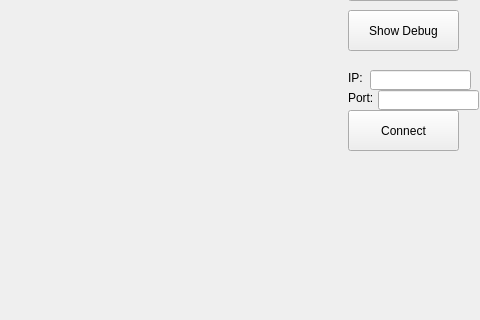
First picture: the form in src/FingerDrawing/ui/mainwindow.ui, repository eladeliav/FingerDrawing, before the edit; both pictures show x 602 to 1082 and y 290 to 610 of the 1082 by 717 pixel window.
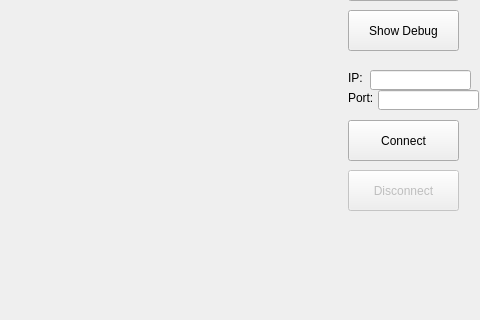
Second picture: the form after the edit.

Commit message: Added disconnect option

The edit to the form file:
```diff
--- a/src/FingerDrawing/ui/mainwindow.ui
+++ b/src/FingerDrawing/ui/mainwindow.ui
@@ -108,19 +108,6 @@
      <string>Show Debug</string>
     </property>
    </widget>
-   <widget class="QPushButton" name="Connect">
-    <property name="geometry">
-     <rect>
-      <x>950</x>
-      <y>400</y>
-      <width>111</width>
-      <height>41</height>
-     </rect>
-    </property>
-    <property name="text">
-     <string>Connect</string>
-    </property>
-   </widget>
    <widget class="QLineEdit" name="ip_input">
     <property name="geometry">
      <rect>
@@ -167,6 +154,35 @@
      </rect>
     </property>
    </widget>
+   <widget class="QPushButton" name="connect_btn">
+    <property name="geometry">
+     <rect>
+      <x>950</x>
+      <y>410</y>
+      <width>111</width>
+      <height>41</height>
+     </rect>
+    </property>
+    <property name="text">
+     <string>Connect</string>
+    </property>
+   </widget>
+   <widget class="QPushButton" name="disconnect_btn">
+    <property name="enabled">
+     <bool>false</bool>
+    </property>
+    <property name="geometry">
+     <rect>
+      <x>950</x>
+      <y>460</y>
+      <width>111</width>
+      <height>41</height>
+     </rect>
+    </property>
+    <property name="text">
+     <string>Disconnect</string>
+    </property>
+   </widget>
   </widget>
  </widget>
  <resources/>
```
The commit also changes 4 other files.
